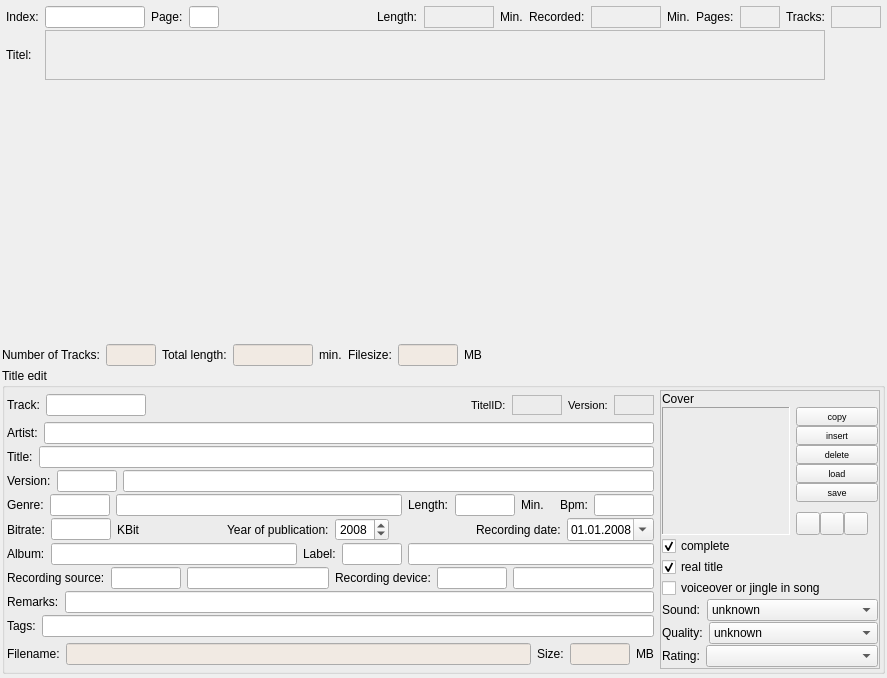
This is forms/edit.ui in pfedick/winmusik as Qt 5 draws it before an edit. The edited form follows.
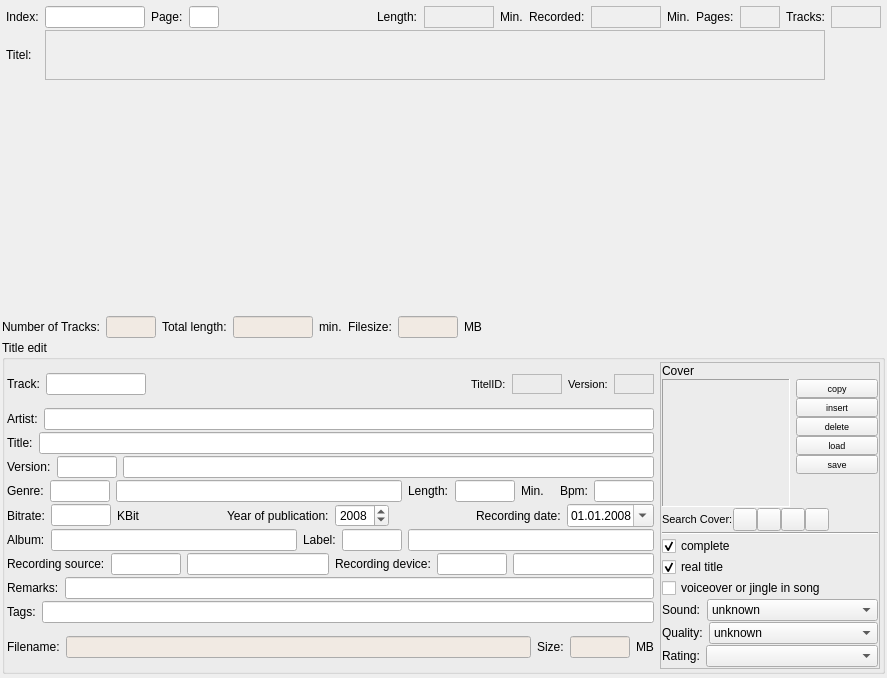
This is the edited form. Icons and pictures are not drawn. Custom widgets are drawn as their Qt base class.

Commit message: Icons fuer Cover-Bearbeitungs-Buttons Cover-Such-Buttons umarrangiert

```diff
--- a/forms/edit.ui
+++ b/forms/edit.ui
@@ -1516,10 +1516,14 @@
                  <property name="text">
                   <string>copy</string>
                  </property>
+                 <property name="icon">
+                  <iconset resource="../resources.qrc">
+                   <normaloff>:/icons/resources/edit-copy.png</normaloff>:/icons/resources/edit-copy.png</iconset>
+                 </property>
                  <property name="iconSize">
                   <size>
-                   <width>8</width>
-                   <height>8</height>
+                   <width>16</width>
+                   <height>16</height>
                   </size>
                  </property>
                  <property name="flat">
@@ -1543,10 +1547,14 @@
                  <property name="text">
                   <string>insert</string>
                  </property>
+                 <property name="icon">
+                  <iconset resource="../resources.qrc">
+                   <normaloff>:/icons/resources/edit-paste.png</normaloff>:/icons/resources/edit-paste.png</iconset>
+                 </property>
                  <property name="iconSize">
                   <size>
-                   <width>8</width>
-                   <height>8</height>
+                   <width>16</width>
+                   <height>16</height>
                   </size>
                  </property>
                  <property name="flat">
@@ -1570,10 +1578,14 @@
                  <property name="text">
                   <string>delete</string>
                  </property>
+                 <property name="icon">
+                  <iconset resource="../resources.qrc">
+                   <normaloff>:/icons/resources/edit-delete.png</normaloff>:/icons/resources/edit-delete.png</iconset>
+                 </property>
                  <property name="iconSize">
                   <size>
-                   <width>8</width>
-                   <height>8</height>
+                   <width>16</width>
+                   <height>16</height>
                   </size>
                  </property>
                  <property name="flat">
@@ -1600,10 +1612,14 @@
                  <property name="text">
                   <string>load</string>
                  </property>
+                 <property name="icon">
+                  <iconset resource="../resources.qrc">
+                   <normaloff>:/icons/resources/fileopen.png</normaloff>:/icons/resources/fileopen.png</iconset>
+                 </property>
                  <property name="iconSize">
                   <size>
-                   <width>8</width>
-                   <height>8</height>
+                   <width>16</width>
+                   <height>16</height>
                   </size>
                  </property>
                  <property name="flat">
@@ -1630,10 +1646,14 @@
                  <property name="text">
                   <string>save</string>
                  </property>
+                 <property name="icon">
+                  <iconset resource="../resources.qrc">
+                   <normaloff>:/icons/resources/filesave.png</normaloff>:/icons/resources/filesave.png</iconset>
+                 </property>
                  <property name="iconSize">
                   <size>
-                   <width>8</width>
-                   <height>8</height>
+                   <width>16</width>
+                   <height>16</height>
                   </size>
                  </property>
                  <property name="flat">
@@ -1654,6 +1674,10 @@
                  </property>
                 </spacer>
                </item>
+              </layout>
+             </item>
+            </layout>
+           </item>
                <item>
                 <layout class="QHBoxLayout" name="horizontalLayout_2">
                  <property name="spacing">
@@ -1663,19 +1687,14 @@
                   <number>0</number>
                  </property>
                  <item>
-                  <widget class="QToolButton" name="coverSearchAmazon">
+              <widget class="QLabel" name="label_22">
+               <property name="font">
+                <font>
+                 <pointsize>8</pointsize>
+                </font>
+               </property>
                    <property name="text">
-                    <string/>
-                   </property>
-                   <property name="icon">
-                    <iconset resource="../resources.qrc">
-                     <normaloff>:/icons/resources/logo_amazon16x16.png</normaloff>:/icons/resources/logo_amazon16x16.png</iconset>
-                   </property>
-                   <property name="iconSize">
-                    <size>
-                     <width>16</width>
-                     <height>16</height>
-                    </size>
+                <string>Search Cover:</string>
                    </property>
                   </widget>
                  </item>
@@ -1713,6 +1732,40 @@
                    </property>
                   </widget>
                  </item>
+             <item>
+              <widget class="QToolButton" name="coverSearchSoundcloud">
+               <property name="text">
+                <string/>
+               </property>
+               <property name="icon">
+                <iconset resource="../resources.qrc">
+                 <normaloff>:/icons/resources/soundcloud.png</normaloff>:/icons/resources/soundcloud.png</iconset>
+               </property>
+               <property name="iconSize">
+                <size>
+                 <width>16</width>
+                 <height>16</height>
+                </size>
+               </property>
+              </widget>
+             </item>
+             <item>
+              <widget class="QToolButton" name="coverSearchAmazon">
+               <property name="text">
+                <string/>
+               </property>
+               <property name="icon">
+                <iconset resource="../resources.qrc">
+                 <normaloff>:/icons/resources/logo_amazon16x16.png</normaloff>:/icons/resources/logo_amazon16x16.png</iconset>
+               </property>
+               <property name="iconSize">
+                <size>
+                 <width>16</width>
+                 <height>16</height>
+                </size>
+               </property>
+              </widget>
+             </item>
                  <item>
                   <spacer name="horizontalSpacer_5">
                    <property name="orientation">
@@ -1728,9 +1781,12 @@
                  </item>
                 </layout>
                </item>
-              </layout>
-             </item>
-            </layout>
+           <item>
+            <widget class="Line" name="line">
+             <property name="orientation">
+              <enum>Qt::Horizontal</enum>
+             </property>
+            </widget>
            </item>
            <item>
             <widget class="QCheckBox" name="complete">
```
Lines whose indentation alone changed are shown as unchanged.
